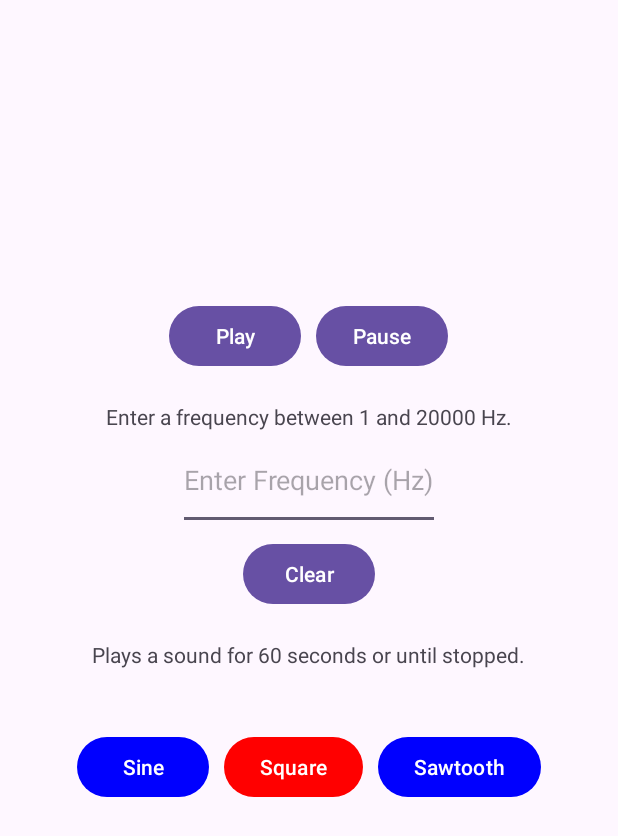
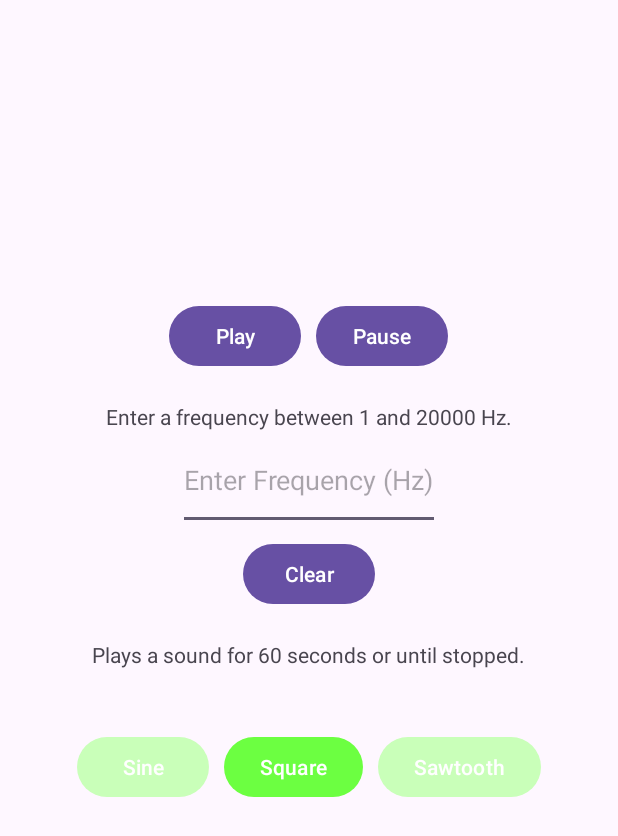
Before and after one commit to CheapPizza/FreqGenAndroid, an Android app: the screen it shows after launch (MainActivity), after a tap on "Square", on a phone screen of 412 x 824 dp. Shown: the top 836 px of the screen. Run offline under Robolectric (Android 15) with nearby library versions, the phone set to English and light mode, and no system bars; 3 other taps on this screen came first.

Commit message:
make waveform selection buttons look better

```diff
--- a/app/src/main/java/com/example/frequencygenerator/MainActivity.kt
+++ b/app/src/main/java/com/example/frequencygenerator/MainActivity.kt
@@ -23,6 +23,10 @@ class MainActivity : AppCompatActivity() {
     private lateinit var sineButton: Button
     private lateinit var squareButton: Button
     private lateinit var sawButton: Button
+
+    private var activeButtonColor = Color.parseColor("#ff6cff41")
+    private var inactiveButtonColor = Color.parseColor("#ffc9ffb9")
+
     private var currentFrequency = 0
     private var audioTrack: AudioTrack? = null
     private var isPlaying = false
@@ -44,11 +48,11 @@ class MainActivity : AppCompatActivity() {
         stopButton = findViewById(R.id.stopButton)
         resetButton = findViewById(R.id.resetButton)
         sineButton = findViewById(R.id.sineButton)
-        sineButton.setBackgroundColor(Color.RED)
+        sineButton.setBackgroundColor(activeButtonColor)
         squareButton = findViewById(R.id.squareButton)
-        squareButton.setBackgroundColor(Color.BLUE)
+        squareButton.setBackgroundColor(inactiveButtonColor)
         sawButton = findViewById(R.id.sawButton)
-        sawButton.setBackgroundColor(Color.BLUE)
+        sawButton.setBackgroundColor(inactiveButtonColor)
 
         playButton.setOnClickListener {
             val frequency = frequencyEditText.text.toString().toIntOrNull()
@@ -86,22 +90,25 @@ class MainActivity : AppCompatActivity() {
     }
 
     private fun waveformSelection(selection: String) {
+        if (selection == selectedWaveform) {
+            return
+        }
         selectedWaveform = selection
         when (selection) {
             "sine" -> {
-                sineButton.setBackgroundColor(Color.RED)
-                squareButton.setBackgroundColor(Color.BLUE)
-                sawButton.setBackgroundColor(Color.BLUE)
+                sineButton.setBackgroundColor(activeButtonColor)
+                squareButton.setBackgroundColor(inactiveButtonColor)
+                sawButton.setBackgroundColor(inactiveButtonColor)
             }
             "square" -> {
-                sineButton.setBackgroundColor(Color.BLUE)
-                squareButton.setBackgroundColor(Color.RED)
-                sawButton.setBackgroundColor(Color.BLUE)
+                sineButton.setBackgroundColor(inactiveButtonColor)
+                squareButton.setBackgroundColor(activeButtonColor)
+                sawButton.setBackgroundColor(inactiveButtonColor)
             }
             "saw" -> {
-                sineButton.setBackgroundColor(Color.BLUE)
-                squareButton.setBackgroundColor(Color.BLUE)
-                sawButton.setBackgroundColor(Color.RED)
+                sineButton.setBackgroundColor(inactiveButtonColor)
+                squareButton.setBackgroundColor(inactiveButtonColor)
+                sawButton.setBackgroundColor(activeButtonColor)
             }
         }
         updateSample(currentFrequency)
```
